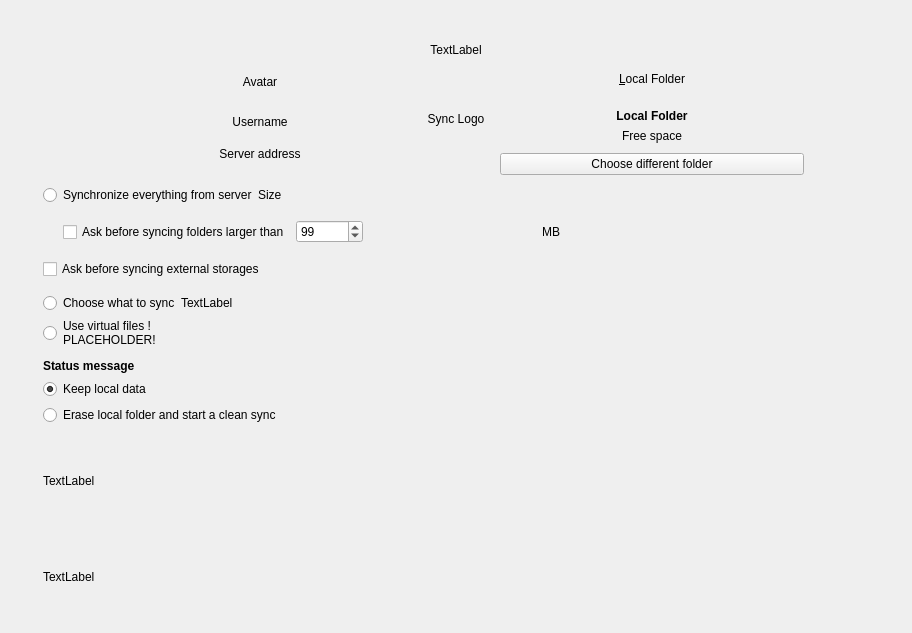
Old version of the form src/gui/wizard/owncloudadvancedsetuppage.ui in the repository IONOS-Productivity/nc-desktop.
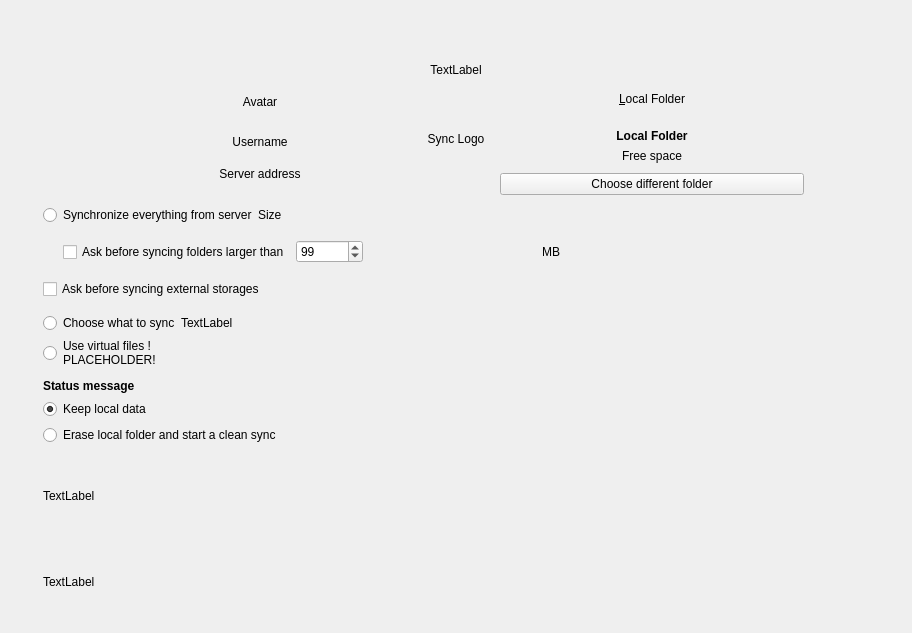
New version of the form.

Commit message: [SES-144] increase top margin even more after talk to designer

```diff
--- a/src/gui/wizard/owncloudadvancedsetuppage.ui
+++ b/src/gui/wizard/owncloudadvancedsetuppage.ui
@@ -49,7 +49,7 @@
        <property name="sizeHint" stdset="0">
         <size>
          <width>20</width>
-         <height>32</height>
+         <height>52</height>
         </size>
        </property>
       </spacer>
@@ -261,7 +261,6 @@
            </property>
            <property name="font">
             <font>
-             <weight>75</weight>
              <bold>true</bold>
             </font>
            </property>
@@ -656,7 +655,6 @@
          <property name="font">
           <font>
            <pointsize>9</pointsize>
-           <weight>75</weight>
            <bold>true</bold>
           </font>
          </property>
```
